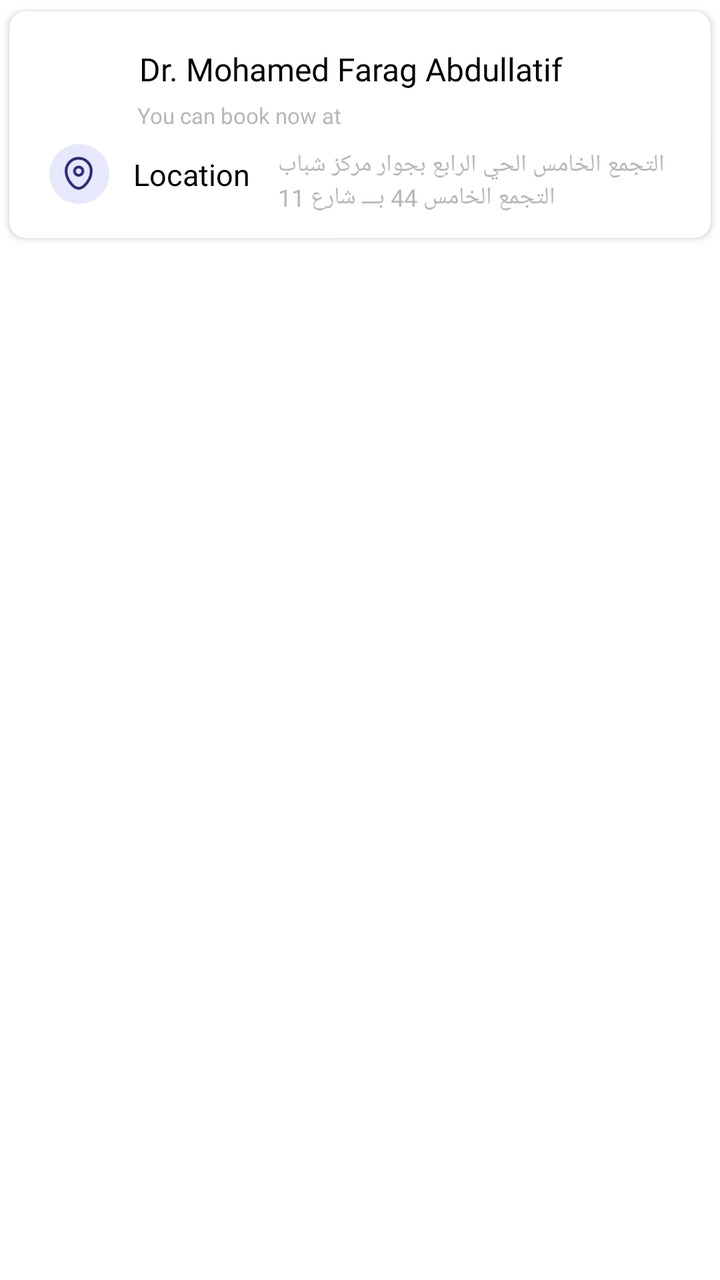
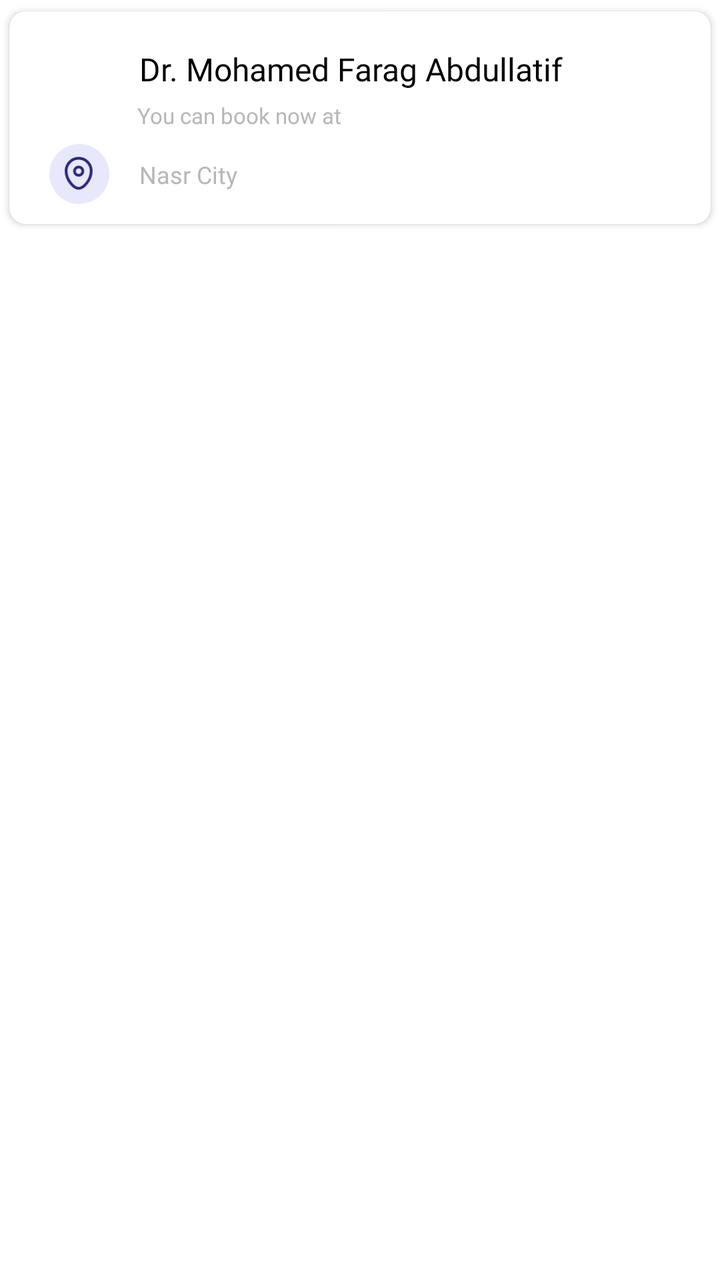

The first picture is an Android layout as it rendered before a commit; the second is the same layout after the commit. The layout source and the unified diff follow.
<!-- AndroidManifest.xml: application theme Theme.NewDesign -->
<!-- res/layout/item_layout_clinks.xml -->
<?xml version="1.0" encoding="utf-8"?>
<layout xmlns:android="http://schemas.android.com/apk/res/android"
    xmlns:app="http://schemas.android.com/apk/res-auto">

    <androidx.constraintlayout.widget.ConstraintLayout
        android:layout_width="match_parent"
        android:layout_height="wrap_content">

        <androidx.cardview.widget.CardView
            android:id="@+id/cardview"
            android:layout_width="match_parent"
            android:layout_height="wrap_content"
            app:cardCornerRadius="8dp"
            app:cardUseCompatPadding="true"
            app:layout_constraintEnd_toEndOf="parent"
            app:layout_constraintStart_toStartOf="parent"
            app:layout_constraintTop_toTopOf="parent">

            <androidx.constraintlayout.widget.ConstraintLayout
                android:id="@+id/layput_services"
                android:layout_width="match_parent"
                android:layout_height="match_parent"
                android:padding="5dp">

                <androidx.constraintlayout.widget.ConstraintLayout
                    android:id="@+id/layout_doctorsDetail"
                    android:layout_width="match_parent"
                    android:layout_height="wrap_content"
                    android:layout_margin="10dp"
                    app:layout_constraintEnd_toEndOf="parent"
                    app:layout_constraintStart_toStartOf="parent"
                    app:layout_constraintTop_toTopOf="parent">

                    <com.google.android.material.imageview.ShapeableImageView
                        android:id="@+id/iv_doctorProfile"
                        android:layout_width="37dp"
                        android:layout_height="37dp"
                        app:layout_constraintStart_toStartOf="parent"
                        app:layout_constraintTop_toTopOf="parent" />

                    <androidx.appcompat.widget.AppCompatTextView
                        android:id="@+id/tv_doctorName"
                        android:layout_width="0dp"
                        android:layout_height="wrap_content"
                        android:layout_marginStart="10dp"
                        android:fontFamily="@font/avenirltstd_roman"
                        android:gravity="start"
                        android:padding="3dp"
                        android:text="Dr. Mohamed Farag Abdullatif"
                        android:textColor="@color/black"
                        android:textSize="16sp"
                        app:layout_constraintStart_toEndOf="@+id/iv_doctorProfile"
                        app:layout_constraintTop_toTopOf="@+id/iv_doctorProfile" />

                    <androidx.appcompat.widget.AppCompatTextView
                        android:id="@+id/tv_title"
                        android:layout_width="0dp"
                        android:layout_height="wrap_content"
                        android:layout_marginStart="10dp"
                        android:fontFamily="@font/avenirltstd_roman"
                        android:gravity="start"
                        android:padding="2dp"
                        android:text="You can book now at"
                        android:textColor="@color/gray"
                        android:textSize="11sp"
                        app:layout_constraintStart_toEndOf="@+id/iv_doctorProfile"
                        app:layout_constraintTop_toBottomOf="@+id/tv_doctorName" />

                </androidx.constraintlayout.widget.ConstraintLayout>


                <androidx.constraintlayout.widget.ConstraintLayout
                    android:id="@+id/Address"
                    android:layout_width="match_parent"
                    android:layout_height="wrap_content"
                    android:padding="5dp"
                    app:layout_constraintTop_toBottomOf="@+id/layout_doctorsDetail">

                    <androidx.constraintlayout.widget.ConstraintLayout
                        android:id="@+id/layout_Address"
                        android:layout_width="30dp"
                        android:layout_height="30dp"
                        android:layout_marginStart="10dp"
                        android:background="@drawable/bg_image_circle"
                        app:layout_constraintStart_toStartOf="parent"
                        app:layout_constraintTop_toTopOf="parent">

                        <com.google.android.material.imageview.ShapeableImageView
                            android:id="@+id/iv_Address"
                            android:layout_width="18dp"
                            android:layout_height="18dp"
                            android:adjustViewBounds="true"
                            android:src="@drawable/ic_location"
                            app:layout_constraintBottom_toBottomOf="parent"
                            app:layout_constraintEnd_toEndOf="parent"
                            app:layout_constraintStart_toStartOf="parent"
                            app:layout_constraintTop_toTopOf="parent" />
                    </androidx.constraintlayout.widget.ConstraintLayout>

                    <androidx.appcompat.widget.AppCompatTextView
                        android:id="@+id/tv_Address"
                        android:layout_width="wrap_content"
                        android:layout_height="wrap_content"
                        android:layout_marginStart="10dp"
                        android:fontFamily="@font/avenirltstd_roman"
                        android:gravity="start"
                        android:padding="2dp"
                        android:text="@string/address"
                        android:textColor="@color/black"
                        android:textSize="15sp"
                        app:layout_constraintStart_toEndOf="@+id/layout_Address"
                        app:layout_constraintBottom_toBottomOf="@+id/layout_Address"
                        app:layout_constraintTop_toTopOf="parent" />

                    <androidx.appcompat.widget.AppCompatTextView
                        android:id="@+id/location"
                        android:layout_width="0dp"
                        android:layout_height="wrap_content"
                        android:layout_marginStart="10dp"
                        android:layout_marginEnd="10dp"
                        android:fontFamily="@font/avenirltstd_black"
                        android:gravity="end"
                        android:padding="2dp"
                        android:text="التجمع الخامس الحي الرابع بجوار مركز شباب التجمع الخامس 44 بـــ شارع 11"
                        android:textColor="@color/gray"
                        android:textSize="12sp"
                        app:layout_constraintEnd_toEndOf="parent"
                        app:layout_constraintStart_toEndOf="@+id/tv_Address"
                        app:layout_constraintBottom_toBottomOf="parent"
                        app:layout_constraintTop_toTopOf="parent" />
                </androidx.constraintlayout.widget.ConstraintLayout>
                <androidx.constraintlayout.widget.ConstraintLayout
                    android:id="@+id/Fees"
                    android:layout_width="match_parent"
                    android:layout_height="wrap_content"
                    android:padding="5dp"
                    android:visibility="gone"
                    app:layout_constraintTop_toBottomOf="@+id/Address">

                    <androidx.constraintlayout.widget.ConstraintLayout
                        android:id="@+id/layout_Fees"
                        android:layout_width="30dp"
                        android:layout_height="30dp"
                        android:layout_marginStart="10dp"
                        android:background="@drawable/bg_image_circle"
                        app:layout_constraintStart_toStartOf="parent"
                        app:layout_constraintTop_toTopOf="parent">

                        <com.google.android.material.imageview.ShapeableImageView
                            android:id="@+id/iv_Fees"
                            android:layout_width="18dp"
                            android:layout_height="18dp"
                            android:adjustViewBounds="true"
                            android:src="@drawable/ic_fees"
                            app:layout_constraintBottom_toBottomOf="parent"
                            app:layout_constraintEnd_toEndOf="parent"
                            app:layout_constraintStart_toStartOf="parent"
                            app:layout_constraintTop_toTopOf="parent" />
                    </androidx.constraintlayout.widget.ConstraintLayout>

                    <androidx.appcompat.widget.AppCompatTextView
                        android:id="@+id/tv_Fees"
                        android:layout_width="wrap_content"
                        android:layout_height="wrap_content"
                        android:layout_marginStart="10dp"
                        android:fontFamily="@font/avenirltstd_roman"
                        android:gravity="start"
                        android:padding="2dp"
                        android:text="@string/fees"
                        android:textColor="@color/black"
                        android:textSize="15sp"
                        app:layout_constraintStart_toEndOf="@+id/layout_Fees"
                        app:layout_constraintBottom_toBottomOf="@+id/layout_Fees"
                        app:layout_constraintTop_toTopOf="parent" />

                    <androidx.appcompat.widget.AppCompatTextView
                        android:id="@+id/Feesresult"
                        android:layout_width="0dp"
                        android:layout_height="wrap_content"
                        android:layout_marginStart="10dp"
                        android:layout_marginEnd="10dp"
                        android:fontFamily="@font/avenirltstd_black"
                        android:gravity="end"
                        android:padding="2dp"
                        android:text="200"
                        android:textColor="@color/gray"
                        android:textSize="12sp"
                        app:layout_constraintEnd_toEndOf="parent"
                        app:layout_constraintStart_toEndOf="@+id/tv_Fees"
                        app:layout_constraintBottom_toBottomOf="parent"
                        app:layout_constraintTop_toTopOf="parent" />
                </androidx.constraintlayout.widget.ConstraintLayout>


            </androidx.constraintlayout.widget.ConstraintLayout>
        </androidx.cardview.widget.CardView>


    </androidx.constraintlayout.widget.ConstraintLayout>

</layout>
<!-- resources referenced by this layout -->
<resources>
  <color name="black">#FF000000</color>
  <color name="gray">#B7B7B7</color>
  <!-- drawable bg_image_circle (drawable) -->
  <?xml version="1.0" encoding="utf-8"?>
  <shape xmlns:android="http://schemas.android.com/apk/res/android"
      android:shape="oval"
      >
  
      <solid android:color="@color/color_completeprofile"/>
      <size android:width="50dp" android:height="50dp"/>
  
  </shape>
  <!-- drawable ic_fees: vector/xml drawable (drawable, 2309 chars, omitted) -->
  <!-- drawable ic_location (drawable) -->
  <vector xmlns:android="http://schemas.android.com/apk/res/android"
      android:width="11dp"
      android:height="13dp"
      android:viewportWidth="11"
      android:viewportHeight="13">
    <path
        android:strokeWidth="1"
        android:pathData="M6.766,5.471C6.766,4.636 6.09,3.96 5.256,3.96C4.422,3.96 3.746,4.636 3.746,5.471C3.746,6.305 4.422,6.981 5.256,6.981C6.09,6.981 6.766,6.305 6.766,5.471Z"
        android:strokeLineJoin="round"
        android:fillColor="#00000000"
        android:fillType="evenOdd"
        android:strokeColor="#2B2979"
        android:strokeLineCap="round"/>
    <path
        android:strokeWidth="1"
        android:pathData="M5.25,11.688C3.499,11.688 0.719,8.642 0.719,5.403C0.719,2.868 2.747,0.813 5.25,0.813C7.752,0.813 9.781,2.868 9.781,5.403C9.781,8.642 7.001,11.688 5.25,11.688Z"
        android:strokeLineJoin="round"
        android:fillColor="#00000000"
        android:fillType="evenOdd"
        android:strokeColor="#2B2979"
        android:strokeLineCap="round"/>
  </vector>
  <string name="address">Location</string>
  <string name="fees">Fees</string>
  <style name="Theme.NewDesign" parent="Theme.MaterialComponents.Light.NoActionBar">
          
          <item name="colorPrimary">@color/purple_500</item>
          <item name="colorPrimaryVariant">@color/purple_700</item>
          <item name="colorOnPrimary">@color/white</item>
          
          <item name="colorSecondary">#0639BA</item>
          <item name="colorSecondaryVariant">@color/teal_700</item>
          <item name="colorOnSecondary">@color/black</item>
          
          <item name="android:statusBarColor">@color/purple_700</item>
          <item name="android:windowLightStatusBar">false</item>
          <item name="android:windowDrawsSystemBarBackgrounds">true</item>
          
      </style>
  <color name="color_completeprofile">#E8E8FD</color>
  <color name="purple_500">#AEB3BE</color>
  <color name="purple_700">#FF3700B3</color>
  <color name="white">#FFFFFFFF</color>
  <color name="teal_700">#FF018786</color>
</resources>

<!-- the commit's change to res/layout/item_layout_clinks.xml (unified diff, before → after) -->
@@ -97,35 +97,34 @@
                             app:layout_constraintTop_toTopOf="parent" />
                     </androidx.constraintlayout.widget.ConstraintLayout>
 
-                    <androidx.appcompat.widget.AppCompatTextView
-                        android:id="@+id/tv_Address"
+
+
+
+
+
+
+
+
+
+
+
+
+
+
+
+                    <androidx.appcompat.widget.AppCompatTextView
+                        android:id="@+id/location"
                         android:layout_width="wrap_content"
                         android:layout_height="wrap_content"
-                        android:layout_marginStart="10dp"
-                        android:fontFamily="@font/avenirltstd_roman"
-                        android:gravity="start"
-                        android:padding="2dp"
-                        android:text="@string/address"
-                        android:textColor="@color/black"
-                        android:textSize="15sp"
-                        app:layout_constraintStart_toEndOf="@+id/layout_Address"
-                        app:layout_constraintBottom_toBottomOf="@+id/layout_Address"
-                        app:layout_constraintTop_toTopOf="parent" />
-
-                    <androidx.appcompat.widget.AppCompatTextView
-                        android:id="@+id/location"
-                        android:layout_width="0dp"
-                        android:layout_height="wrap_content"
-                        android:layout_marginStart="10dp"
+                        android:layout_marginStart="50dp"
                         android:layout_marginEnd="10dp"
                         android:fontFamily="@font/avenirltstd_black"
-                        android:gravity="end"
-                        android:padding="2dp"
-                        android:text="التجمع الخامس الحي الرابع بجوار مركز شباب التجمع الخامس 44 بـــ شارع 11"
+                        android:gravity="start"
+                        android:padding="2dp"
+                        android:text=" Nasr City "
                         android:textColor="@color/gray"
                         android:textSize="12sp"
-                        app:layout_constraintEnd_toEndOf="parent"
-                        app:layout_constraintStart_toEndOf="@+id/tv_Address"
+                        app:layout_constraintStart_toStartOf="parent"
                         app:layout_constraintBottom_toBottomOf="parent"
                         app:layout_constraintTop_toTopOf="parent" />
                 </androidx.constraintlayout.widget.ConstraintLayout>
<!-- resource entries referenced after the edit -->
@@ -36,7 +36,6 @@
         android:strokeColor="#2B2979"
         android:strokeLineCap="round"/>
   </vector>
-  <string name="address">Location</string>
   <string name="fees">Fees</string>
   <style name="Theme.NewDesign" parent="Theme.MaterialComponents.Light.NoActionBar">
           
